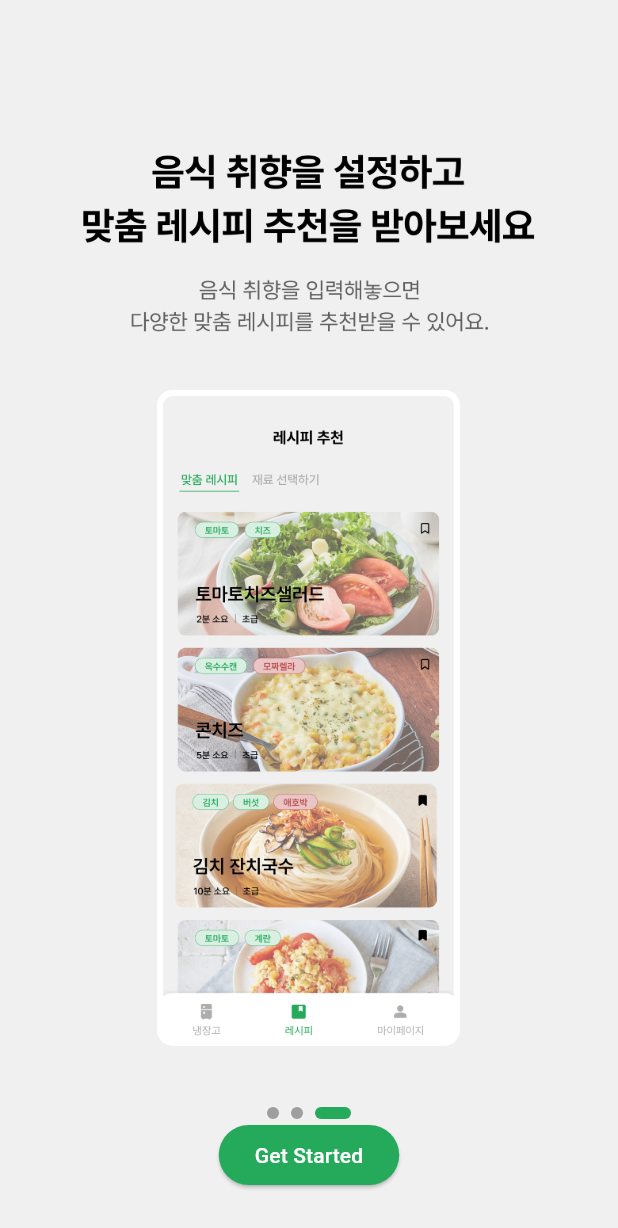
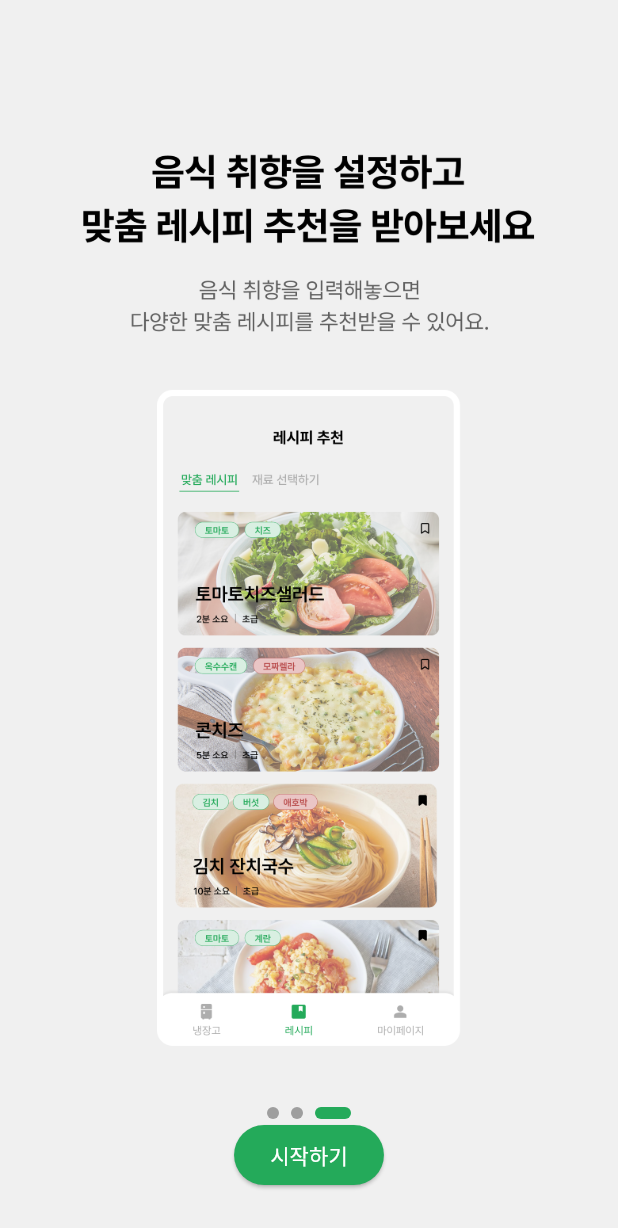
Before and after one commit to jojunehee/firge2, a Flutter app: the screen it shows after launch, swiped to page 3, on a phone screen of 412 x 824 dp. Shown: the top 1228 px of the screen. Run offline on Flutter 3.47's test engine with Material 3 defaults, Android fonts, the phone set to English and light mode, and no system bars; our stand-ins replace firebase_core, image_picker; missing offline and left inert: google_mlkit_text_recognition; accounts and stored records are empty.

Commit message:
사소한 오타 수정

```diff
--- a/lib/main.dart
+++ b/lib/main.dart
@@ -113,7 +113,7 @@ class _OnboardingPageState extends State<OnboardingPage>
                     position: _offsetAnimation,
                     child: ElevatedButton(
                       onPressed: _goToHomePage,
-                      child: Text("Get Started"),
+                      child: Text("시작하기"),
                       style: ElevatedButton.styleFrom(
                         primary: Color(0xFF24AA5A),
                         onPrimary: Colors.white,
--- a/lib/pages/check_information_page.dart
+++ b/lib/pages/check_information_page.dart
@@ -187,7 +187,7 @@ class _CheckInformationPageState extends State<CheckInformationPage> {
               ),
             ),
             SizedBox(height: 20),
-            if (widget.image != null)
+            if (widget.image != false)
               Image.file(
                 File(widget.image.path),
                 height: 200,
```
